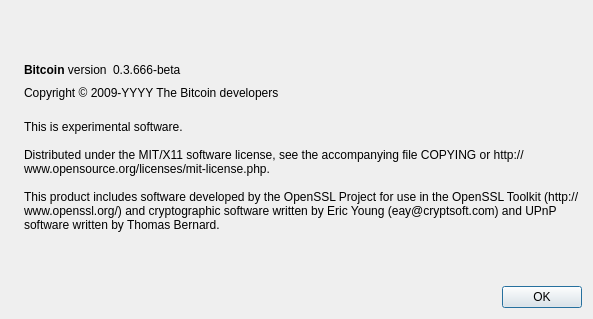
Qt form src/qt/forms/aboutdialog.ui (raffermeko/bitcoin) before a commit.
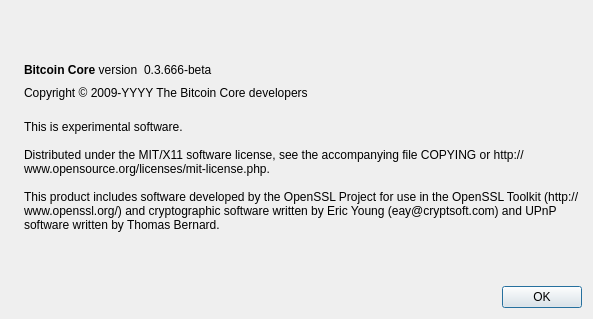
The same form after that commit. Icons and pictures are not drawn.

Commit message:
Rebrand to `Bitcoin Core`
Only messages for now, executable names and other file names
can be changed later if necessary and safe.

Do not do an all-sweeping change. Some occurences of Bitcoin-Qt need to
be kept:

- Applicationname: this is used to determine the registry entry names,
  we don't want to lose settings over a silly name change.
- Where it refers to the executable name instead of the product name.

```diff
--- a/src/qt/forms/aboutdialog.ui
+++ b/src/qt/forms/aboutdialog.ui
@@ -50,7 +50,7 @@
           <cursorShape>IBeamCursor</cursorShape>
          </property>
          <property name="text">
-          <string>&lt;b&gt;Bitcoin&lt;/b&gt; version</string>
+          <string>&lt;b&gt;Bitcoin Core&lt;/b&gt; version</string>
          </property>
          <property name="textInteractionFlags">
           <set>Qt::LinksAccessibleByMouse|Qt::TextSelectableByKeyboard|Qt::TextSelectableByMouse</set>
@@ -91,7 +91,7 @@
         <cursorShape>IBeamCursor</cursorShape>
        </property>
        <property name="text">
-        <string notr="true">Copyright &amp;copy; 2009-YYYY The Bitcoin developers</string>
+        <string notr="true">Copyright &amp;copy; 2009-YYYY The Bitcoin Core developers</string>
        </property>
        <property name="textFormat">
         <enum>Qt::RichText</enum>
```
Left out of the diff: 2 changed lines with no effect on the pictures. The commit also changes 10 other files.
